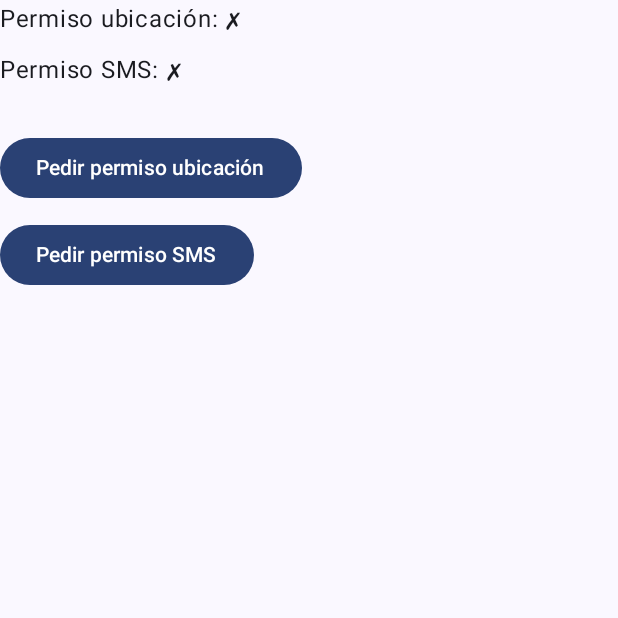
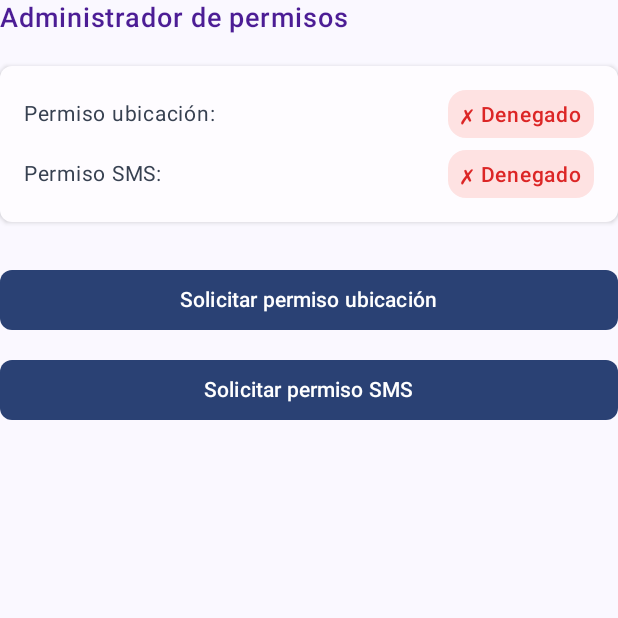
Before and after one commit to herbds/Geolocation, an Android app built with Jetpack Compose: the composable PermissionButtons shown on its own in the app's theme, on a phone screen of 412 x 824 dp, the top half of it. Run offline under Robolectric (Android 15) with nearby library versions, the phone set to English and light mode, and no system bars; 3 statements that could not run were skipped.

Commit message:
Update PermissionButtons.kt
Update Permission styles

```diff
--- a/app/src/main/java/com/project/geolocation/ui/components/PermissionButtons.kt
+++ b/app/src/main/java/com/project/geolocation/ui/components/PermissionButtons.kt
@@ -1,14 +1,28 @@
 package com.project.geolocation.ui.components
 
+import androidx.compose.foundation.background
+import androidx.compose.foundation.gestures.snapping.SnapPosition
 import androidx.compose.foundation.layout.Arrangement
 import androidx.compose.foundation.layout.Column
+import androidx.compose.foundation.layout.Row
 import androidx.compose.foundation.layout.Spacer
+import androidx.compose.foundation.layout.fillMaxWidth
 import androidx.compose.foundation.layout.height
+import androidx.compose.foundation.layout.padding
+import androidx.compose.foundation.shape.RoundedCornerShape
 import androidx.compose.material3.Button
+import androidx.compose.material3.Card
+import androidx.compose.material3.CardDefaults
 import androidx.compose.material3.Text
 import androidx.compose.runtime.Composable
+import androidx.compose.ui.Alignment
 import androidx.compose.ui.Modifier
+import androidx.compose.ui.graphics.Color
+import androidx.compose.ui.layout.AlignmentLine
+import androidx.compose.ui.text.font.FontWeight
+import androidx.compose.ui.tooling.preview.Preview
 import androidx.compose.ui.unit.dp
+import androidx.compose.ui.unit.sp
 
 @Composable
 fun PermissionButtons(
@@ -20,22 +34,124 @@ fun PermissionButtons(
 ) {
     Column(
         modifier = modifier,
-        verticalArrangement = Arrangement.spacedBy(10.dp)
+        verticalArrangement = Arrangement.spacedBy(12.dp)
     ) {
-        // Estado de permisos
-        Text("Permiso ubicación: ${if (hasLocationPermission) "✓" else "✗"}")
-        Text("Permiso SMS: ${if (hasSmsPermission) "✓" else "✗"}")
 
-        Spacer(modifier = Modifier.height(10.dp))
 
-        // Button to request location permissions
-        Button(onClick = onRequestLocationPermission) {
-            Text("Pedir permiso ubicación")
+        Text(
+            text = "Administrador de permisos",
+            fontSize = 18.sp,
+            fontWeight = FontWeight.SemiBold,
+            color = Color(0xFF4C1D95),
+            modifier = Modifier.padding(bottom = 8.dp)
+        )
+
+        // Permission color state
+        Card(
+            modifier = Modifier.fillMaxWidth(),
+            shape = RoundedCornerShape(8.dp),
+            colors = CardDefaults.cardColors(
+                containerColor = Color(0xFFFEFCFF) // 0xFFFEFCFF
+            ),
+            elevation = CardDefaults.cardElevation(defaultElevation = 2.dp)
+        ) {
+            Column(
+                modifier = Modifier
+                    .fillMaxWidth()
+                    .padding(16.dp),
+                verticalArrangement = Arrangement.spacedBy(8.dp)
+            ) {
+                // Location Permission
+                Row(
+                    modifier = Modifier.fillMaxWidth(),
+                    horizontalArrangement = Arrangement.SpaceBetween,
+                    verticalAlignment = Alignment.CenterVertically
+                ) {
+                    Text(
+                        text = "Permiso ubicación:",
+                        fontSize = 14.sp,
+                        color = Color(0xFF374151)
+                    )
+                    Text(
+                        text = if (hasLocationPermission) "✓ Concedido" else "✗ Denegado",
+                        fontSize = 14.sp,
+                        fontWeight = FontWeight.Medium,
+                        color = if (hasLocationPermission) Color(0xFF059669) else Color(0xFFDC2626), // Verde o Rojo
+                        modifier = Modifier
+                            .background(
+                                color = if (hasLocationPermission) Color(0xFFD1FAE5) else Color(0xFFFEE2E2), // Fondo verde claro o rojo claro
+                                shape = RoundedCornerShape(12.dp)
+                            )
+                            .padding(horizontal = 8.dp, vertical = 4.dp)
+                    )
+                }
+
+                // SMS Permission
+                Row(
+                    modifier = Modifier.fillMaxWidth(),
+                    horizontalArrangement = Arrangement.SpaceBetween,
+                    verticalAlignment = Alignment.CenterVertically
+                ) {
+                    Text(
+                        text = "Permiso SMS:",
+                        fontSize = 14.sp,
+                        color = Color(0xFF374151)
+                    )
+                    Text(
+                        text = if (hasSmsPermission) "✓ Concedido" else "✗ Denegado",
+                        fontSize = 14.sp,
+                        fontWeight = FontWeight.Medium,
+                        color = if (hasSmsPermission) Color(0xFF059669) else Color(0xFFDC2626), // Verde o Rojo
+                        modifier = Modifier
+                            .background(
+                                color = if (hasSmsPermission) Color(0xFFD1FAE5) else Color(0xFFFEE2E2), // Fondo verde claro o rojo claro
+                                shape = RoundedCornerShape(12.dp)
+                            )
+                            .padding(horizontal = 8.dp, vertical = 4.dp)
+                    )
+                }
+            }
         }
 
-        // Button to request SMS permission
-        Button(onClick = onRequestSmsPermission) {
-            Text("Pedir permiso SMS")
+        Spacer(modifier = Modifier.height(4.dp))
+
+        // Request permission button
+        Button(
+            onClick = onRequestLocationPermission,
+            modifier = Modifier.fillMaxWidth(),
+            shape = RoundedCornerShape(8.dp)
+        ) {
+            Text("Solicitar permiso ubicación")
+        }
+
+        Button(
+            onClick = onRequestSmsPermission,
+            modifier = Modifier.fillMaxWidth(),
+            shape = RoundedCornerShape(8.dp)
+        ) {
+            Text("Solicitar permiso SMS")
         }
     }
 }
+
+@Preview(showBackground = true)
+@Composable
+fun PermissionButtonsPreview(){
+    PermissionButtons(
+        hasLocationPermission = false,   // Uno concedido
+        hasSmsPermission = true,       // Uno denegado
+        onRequestLocationPermission = { },
+        onRequestSmsPermission = { }
+    )
+}
+
+@Preview(showBackground = true)
+@Composable
+fun PermissionButtonsAllGrantedPreview(){
+    PermissionButtons(
+        hasLocationPermission = true,   // Ambos concedidos
+        hasSmsPermission = true,
+        onRequestLocationPermission = { },
+        onRequestSmsPermission = { }
+    )
+}
```
